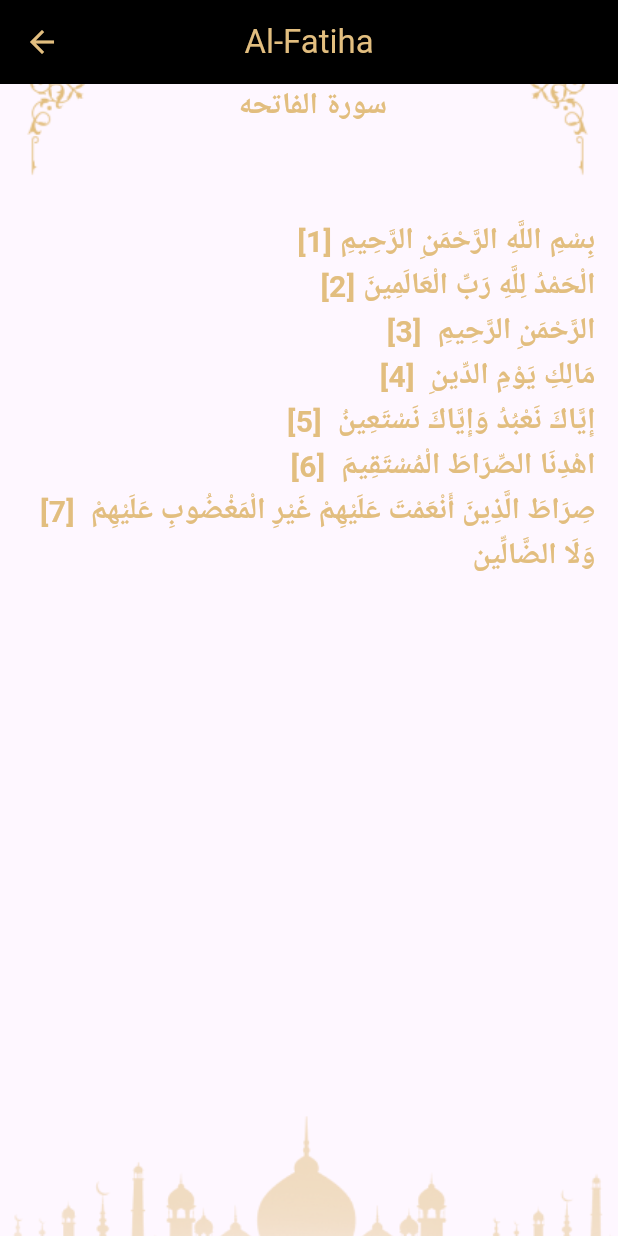
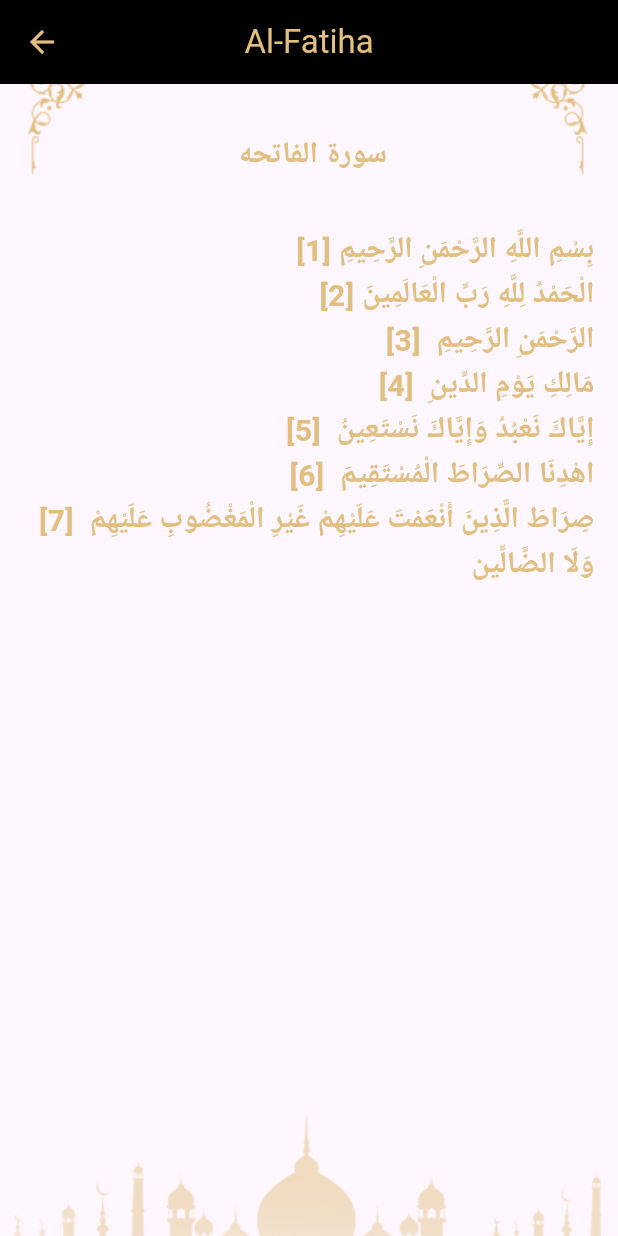
Before and after one commit to MustafaMusaa/islami_app, a Flutter app: the screen it shows after launch, after a tap on an icon or button, on a phone screen of 412 x 824 dp. Run offline on Flutter 3.47's test engine with Material 3 defaults, Android fonts, the phone set to English and light mode, and no system bars; our stand-ins replace carousel_slider.

Commit message:
Hadeth Details Screen.

```diff
--- a/lib/Quran/quran_tab.dart
+++ b/lib/Quran/quran_tab.dart
@@ -27,9 +27,7 @@ class QuranTab extends StatelessWidget {
           child: Column(
             crossAxisAlignment: CrossAxisAlignment.start,
             children: [
-              const SizedBox(
-                height: 110,
-              ),
+              SizedBox(height: MediaQuery.of(context).size.height * 0.14,),
               TextField(
                 decoration: InputDecoration(
                   filled: true,
@@ -55,9 +53,7 @@ class QuranTab extends StatelessWidget {
                   ),
                 ),
               ),
-              const SizedBox(
-                height: 20,
-              ),
+              SizedBox(height: MediaQuery.of(context).size.height * 0.01,),
               const Text(
                 'Most Recently',
                 style: TextStyle(color: ColorData.white),
--- a/lib/Quran/sura_details_screen.dart
+++ b/lib/Quran/sura_details_screen.dart
@@ -42,17 +42,19 @@ class _SuraDetailsScreenState extends State<SuraDetailsScreen> {
         backgroundColor: Colors.black,
       ),
       body: Container(
-        padding: EdgeInsets.symmetric(horizontal: 15),
+        padding: EdgeInsets.only(
+            bottom: MediaQuery.of(context).size.height * 0.119,
+            right: MediaQuery.of(context).size.height * 0.019,
+            left: MediaQuery.of(context).size.height * 0.019, ),
         decoration: const BoxDecoration(
             image: DecorationImage(
                 image: AssetImage('assets/images/detailsScreen_bg.png'),
                 fit: BoxFit.cover)),
         child: Column(
+          mainAxisAlignment: MainAxisAlignment.start,
           crossAxisAlignment: CrossAxisAlignment.stretch,
           children: [
-            SizedBox(
-              height: 0,
-            ),
+            SizedBox(height: MediaQuery.of(context).size.height * 0.04,),
             Text(
               " سورة ${args.suraArName}",
               style: TextStyle(
@@ -61,17 +63,7 @@ class _SuraDetailsScreenState extends State<SuraDetailsScreen> {
                   fontSize: 20),
               textAlign: TextAlign.center,
             ),
-            SizedBox(
-              height: 60,
-            ),
-            // Text(
-            //   'بِسْمِ اللَّهِ الرَّحْمَنِ الرَّحِيمِ',
-            //   style: TextStyle(
-            //       color: ColorData.gold,
-            //       fontWeight: FontWeight.bold,
-            //       fontSize: 30),
-            //   textAlign: TextAlign.center,
-            // ),
+            SizedBox(height: MediaQuery.of(context).size.height * 0.04,),
             Expanded(
               child: ayat.isEmpty
                   ? Center(
@@ -81,21 +73,17 @@ class _SuraDetailsScreenState extends State<SuraDetailsScreen> {
                   : ListView.builder(
                       itemBuilder: (context, index) {
                         return Text(
-                          '[${index+1}] ${ayat[index]}',
+                          '[${index + 1}] ${ayat[index]}',
                           style: TextStyle(
                               color: ColorData.gold,
                               fontWeight: FontWeight.bold,
                               fontSize: 20),
                           textAlign: TextAlign.right,
-
                         );
                       },
                       itemCount: ayat.length,
                     ),
             ),
-            SizedBox(
-              height: 110,
-            )
           ],
         ),
       ),
--- a/lib/main.dart
+++ b/lib/main.dart
@@ -2,6 +2,7 @@ import 'package:flutter/material.dart';
 import 'package:islami_app/splash_screen.dart';
 import 'package:islami_app/theme_data.dart';
 
+import 'Hadeth/hadeth_details_screen.dart';
 import 'Quran/sura_details_screen.dart';
 import 'home_screen.dart';
 
@@ -22,6 +23,7 @@ class MyApp extends StatelessWidget {
         SplashScreen.routeName :(context)=> SplashScreen(),
         HomeScreen.routeName :(context)=> const HomeScreen(),
         SuraDetailsScreen.routeName :(context)=> SuraDetailsScreen(),
+        HadethDetailsScreen.routeName :(context)=> HadethDetailsScreen(),
       },
 
     );
```
Also changed, not shown: lib/Hadeth/hadeth_details_screen.dart (added, +80 -0 lines), lib/Hadeth/hadeth_modal.dart (+0 -26 lines), lib/Hadeth/hadeth_tab.dart (+15 -5 lines).
